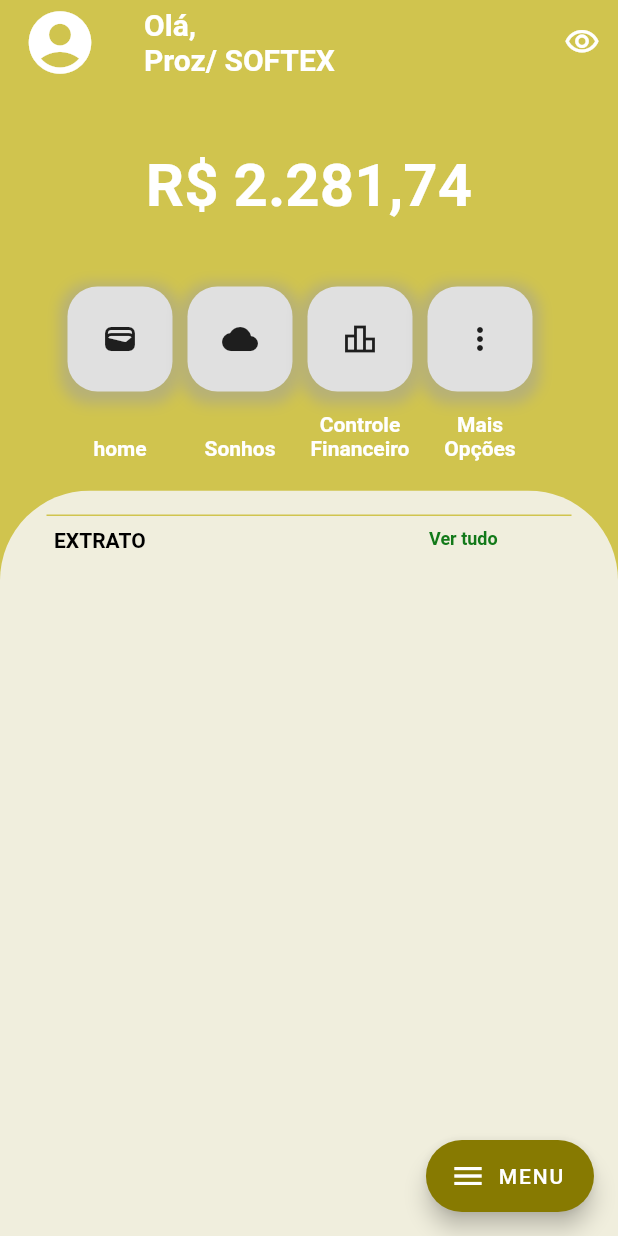
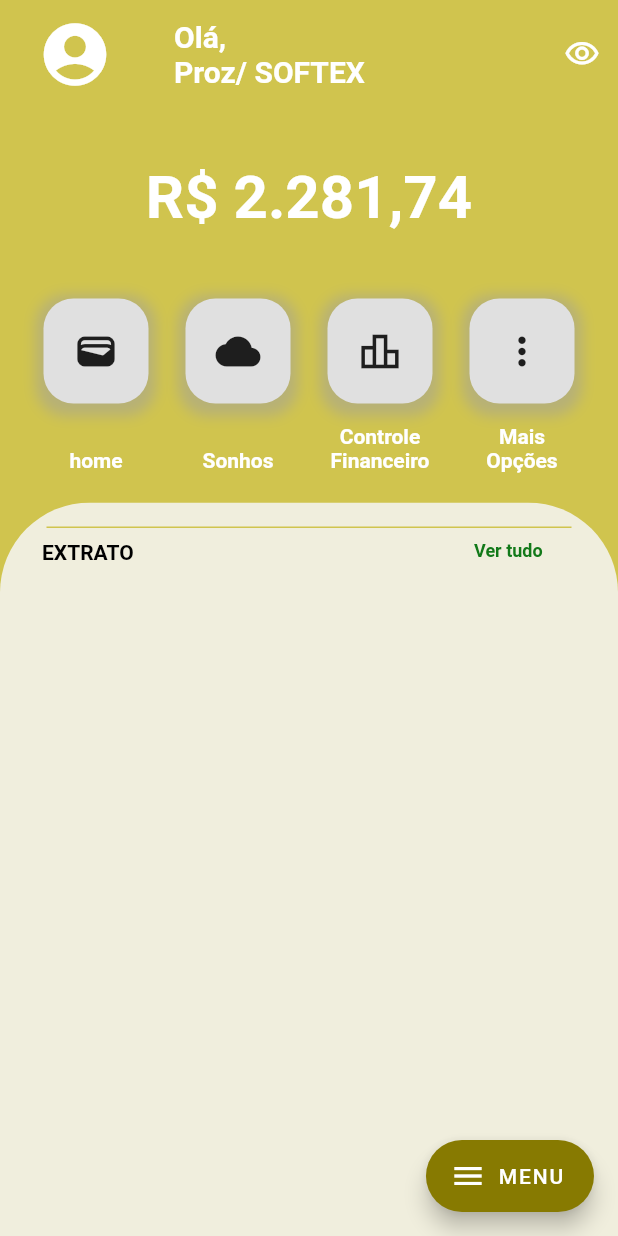
Before and after one commit to proz-tecnologia/PIT03GP01, a Flutter app: the InicialPage screen opened directly, on a phone screen of 412 x 824 dp. Run offline on Flutter 3.47's test engine with Material 2 defaults, Android fonts, the phone set to English and light mode, and no system bars; missing offline and left inert: dart:js.

Commit message:
espaçamentos e pequenas adições bases

```diff
--- a/lib/pages/homePage/appBarConfig/iconsListsConfig.dart
+++ b/lib/ui/pages/homePage/appBarConfig/iconsListsConfig.dart
@@ -33,7 +33,7 @@ class FormatIconText extends StatelessWidget {
                       color: Colors.grey.withOpacity(0.5))
                 ],
               ),
-              child: Icon(icon),
+              child: Icon(icon, size: 30),
             ),
           ],
         ),
--- a/lib/pages/homePage/appBarConfig/appBar.dart
+++ b/lib/ui/pages/homePage/appBarConfig/initialPageBar.dart
@@ -1,12 +1,14 @@
 import 'package:flutter/material.dart';
-import 'package:srminhaeiro/pages/homePage/appBarConfig/balanceValue.dart';
-import 'package:srminhaeiro/pages/homePage/appBarConfig/iconsList.dart';
-import 'package:srminhaeiro/pages/homePage/floatingMenu.dart';
-import 'package:srminhaeiro/pages/homePage/homePageBody.dart';
+import 'package:srminhaeiro/ui/pages/homePage/appBarConfig/balanceValue.dart';
+import 'package:srminhaeiro/ui/pages/homePage/appBarConfig/iconsList.dart';
+import 'package:srminhaeiro/ui/pages/menuPage/floatingMenu.dart';
+import 'package:srminhaeiro/ui/pages/homePage/homePageBody.dart';
 import 'package:srminhaeiro/widgets/TextsAndStrings.dart';
 import 'package:srminhaeiro/Util/spaceBetween.dart';
 
 class InicialPage extends StatelessWidget {
+  static String route = "inicial";
+
   const InicialPage({super.key});
 
   @override
@@ -16,8 +18,9 @@ class InicialPage extends StatelessWidget {
       floatingActionButton: buildMenuButton(),
       body: CustomScrollView(
         slivers: [
+          const SpaceInBetween8px(),
           SliverAppBar(
-              leadingWidth: 80,
+              leadingWidth: 100,
               title: GeneralTexts.Home_page_title,
               floating: true,
               backgroundColor: const Color(0xffd0c44e),
@@ -36,7 +39,7 @@ class InicialPage extends StatelessWidget {
               actionsIconTheme:
                   const IconThemeData(color: Colors.white, opacity: 40)),
           const BalanceValue(),
-          const SpaceInBetween(),
+          const SpaceInBetween40px(),
           const ButtonList(),
           const HomePageBody(),
         ],
```
Also changed, not shown: lib/Util/routes.dart (added, +9 -0 lines), lib/Util/spaceBetween.dart (+17 -2 lines), lib/main.dart (+4 -5 lines), lib/ui/pages/homePage/appBarConfig/iconsList.dart (renamed from lib/pages/homePage/appBarConfig/iconsList.dart, +4 -4 lines), lib/ui/pages/homePage/homePageBody.dart (renamed from lib/pages/homePage/homePageBody.dart, +7 -7 lines), lib/ui/pages/homePage/appBarConfig/balanceValue.dart (renamed from lib/pages/homePage/appBarConfig/balanceValue.dart), lib/ui/pages/menuPage/floatingMenu.dart (renamed from lib/pages/homePage/floatingMenu.dart).
